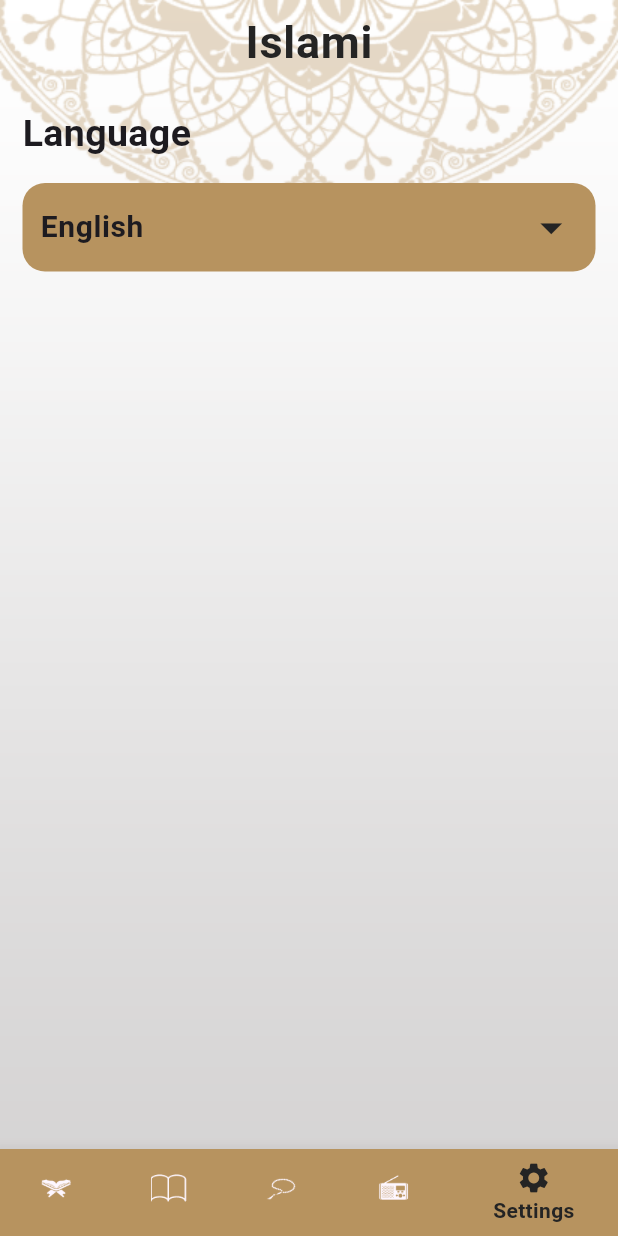
After one commit to Teva902/islami_app, a Flutter app: the screen it shows after launch, item 5 of the bottom bar chosen, on a phone screen of 412 x 824 dp. The commit adds this screen. Run offline on Flutter 3.47's test engine with Material 3 defaults, Android fonts, the phone set to English and light mode, and no system bars; generated files the repository leaves out were written again.

Commit message:
Added localization to app .

```diff
--- /dev/null
+++ b/l10n.yaml
@@ -0,0 +1,3 @@
+arb-dir: lib/l10n
+template-arb-file: app_en.arb
+output-localization-file: app_localizations.dart
--- a/lib/home/hadeth/hadeth_tab.dart
+++ b/lib/home/hadeth/hadeth_tab.dart
@@ -1,5 +1,6 @@
 import 'package:flutter/material.dart';
 import 'package:flutter/services.dart';
+import 'package:flutter_gen/gen_l10n/app_localizations.dart';
 import 'package:islami_app/app_colors.dart';
 import 'package:islami_app/home/hadeth/item_hadeth_name.dart';
 
@@ -17,7 +18,7 @@ class HadethTab extends StatelessWidget {
           thickness: 3,
         ),
         Text(
-          'Hadeth Name',
+          AppLocalizations.of(context)!.hadeth_name,
           style: Theme.of(context).textTheme.bodyMedium,
         ),
         Divider(
--- a/lib/home/home_screen.dart
+++ b/lib/home/home_screen.dart
@@ -1,8 +1,10 @@
 import 'package:flutter/material.dart';
+import 'package:flutter_gen/gen_l10n/app_localizations.dart';
 import 'package:islami_app/home/hadeth/hadeth_tab.dart';
 import 'package:islami_app/home/quran/quran_tab.dart';
 import 'package:islami_app/home/radio/radio_tab.dart';
 import 'package:islami_app/home/sebha/sebha_tab.dart';
+import 'package:islami_app/home/settings/settings_tab.dart';
 
 class HomeScreen extends StatefulWidget {
   static const String routeName = 'home';
@@ -27,7 +29,7 @@ class _HomeScreenState extends State<HomeScreen> {
         Scaffold(
           appBar: AppBar(
             title: Text(
-              'Islami',
+              AppLocalizations.of(context)!.app_title,
               style: Theme.of(context).textTheme.bodyLarge,
             ),
           ),
@@ -43,17 +45,20 @@ class _HomeScreenState extends State<HomeScreen> {
               items: [
                 BottomNavigationBarItem(
                     icon: ImageIcon(AssetImage('assets/images/icon_quran.png')),
-                    label: 'Quran'),
+                    label: AppLocalizations.of(context)!.quran),
                 BottomNavigationBarItem(
                     icon:
                         ImageIcon(AssetImage('assets/images/icon_hadeth.png')),
-                    label: 'Hadeth'),
+                    label: AppLocalizations.of(context)!.hadeth),
                 BottomNavigationBarItem(
                     icon: ImageIcon(AssetImage('assets/images/icon_sebha.png')),
-                    label: 'Sebha'),
+                    label: AppLocalizations.of(context)!.sebha),
                 BottomNavigationBarItem(
                     icon: ImageIcon(AssetImage('assets/images/icon_radio.png')),
-                    label: 'Radio'),
+                    label: AppLocalizations.of(context)!.radio),
+                BottomNavigationBarItem(
+                    icon: Icon(Icons.settings),
+                    label: AppLocalizations.of(context)!.settings),
               ],
             ),
           ),
@@ -63,5 +68,11 @@ class _HomeScreenState extends State<HomeScreen> {
     );
   }
 
-  List<Widget> tabs = [QuranTab(), HadethTab(), SebhaTab(), RadioTab()];
+  List<Widget> tabs = [
+    QuranTab(),
+    HadethTab(),
+    SebhaTab(),
+    RadioTab(),
+    SettingsTab()
+  ];
 }
--- a/lib/home/quran/quran_tab.dart
+++ b/lib/home/quran/quran_tab.dart
@@ -1,7 +1,7 @@
 import 'package:flutter/material.dart';
+import 'package:flutter_gen/gen_l10n/app_localizations.dart';
 import 'package:islami_app/app_colors.dart';
 import 'package:islami_app/home/quran/item_sura_name.dart';
-
 class QuranTab extends StatelessWidget {
   List<String> names = [
     "Al-Fatihah",
@@ -233,7 +233,7 @@ class QuranTab extends StatelessWidget {
         ),
         Row(mainAxisAlignment: MainAxisAlignment.spaceEvenly, children: [
           Text(
-            'Sura Name',
+            AppLocalizations.of(context)!.sura_name,
             style: Theme.of(context).textTheme.bodyMedium,
           ),
           VerticalDivider(
@@ -241,7 +241,7 @@ class QuranTab extends StatelessWidget {
             thickness: 3,
           ),
           Text(
-            'Ayat Number',
+            AppLocalizations.of(context)!.ayat_number,
             style: Theme.of(context).textTheme.bodyMedium,
           ),
         ]),
--- /dev/null
+++ b/lib/home/settings/settings_tab.dart
@@ -0,0 +1,65 @@
+import 'package:flutter/material.dart';
+import 'package:flutter_gen/gen_l10n/app_localizations.dart';
+import 'package:islami_app/home/settings/language_buttom_sheet.dart';
+import 'package:islami_app/providers/app_config_provider.dart';
+import 'package:provider/provider.dart';
+
+import '../../app_colors.dart';
+
+class SettingsTab extends StatefulWidget {
+  @override
+  State<SettingsTab> createState() => _SettingsTabState();
+}
+
+class _SettingsTabState extends State<SettingsTab> {
+  @override
+  Widget build(BuildContext context) {
+    var provider = Provider.of<AppConfigProvider>(context);
+    return Container(
+      margin: EdgeInsets.all(15),
+      child: Column(
+        crossAxisAlignment: CrossAxisAlignment.stretch,
+        children: [
+          Text(
+            AppLocalizations.of(context)!.language,
+            style: Theme.of(context).textTheme.bodyMedium,
+          ),
+          SizedBox(
+            height: 15,
+          ),
+          InkWell(
+            onTap: () {
+              showLanguageButtonSheet();
+            },
+            child: Container(
+              padding: EdgeInsets.all(12),
+              decoration: BoxDecoration(
+                  borderRadius: BorderRadius.circular(15),
+                  color: AppColors.primaryLightColor),
+              child: Row(
+                mainAxisAlignment: MainAxisAlignment.spaceBetween,
+                children: [
+                  Text(
+                    provider.appLanguage == 'en'
+                        ? AppLocalizations.of(context)!.english
+                        : AppLocalizations.of(context)!.arabic,
+                    style: Theme.of(context).textTheme.bodySmall,
+                  ),
+                  Icon(
+                    Icons.arrow_drop_down,
+                    size: 35,
+                  )
+                ],
+              ),
+            ),
+          )
+        ],
+      ),
+    );
+  }
+
+  void showLanguageButtonSheet() {
+    showModalBottomSheet(
+        context: context, builder: (cotext) => LanguageButtomSheet());
+  }
+}
--- /dev/null
+++ b/lib/l10n/app_ar.arb
@@ -0,0 +1,15 @@
+{
+"app_title":"إسلامي",
+"sura_name":"اسم السوره",
+"hadeth_name":"اسم الحديث",
+"quran":"القرأن",
+"hadeth":"الحديث",
+"sebha":"السبحة",
+"radio":"الراديو",
+"settings":"الاعدادت",
+"ayat_number":"عدد الايات",
+"language":"الغه",
+"arabic":"العربية",
+"english":"الانجليزية"
+
+}
--- /dev/null
+++ b/lib/l10n/app_en.arb
@@ -0,0 +1,15 @@
+{
+"app_title":"Islami",
+"sura_name":"Sura name",
+"ayat_number":"Ayat Numbers",
+"hadeth_name":"Hadeth name",
+"quran":"Quran",
+"hadeth":"Hadeth",
+"sebha":"Sebha",
+"radio":"Radio",
+"settings":"Settings",
+"language":"Language",
+"arabic":"Arabic",
+"english":"English"
+
+}
--- a/lib/main.dart
+++ b/lib/main.dart
@@ -1,11 +1,15 @@
 import 'package:flutter/material.dart';
+import 'package:flutter_gen/gen_l10n/app_localizations.dart';
 import 'package:islami_app/home/hadeth/hadeth_details_screen.dart';
 import 'package:islami_app/home/home_screen.dart';
 import 'package:islami_app/home/quran/sura_details_screen.dart';
 import 'package:islami_app/my_theme_data.dart';
+import 'package:islami_app/providers/app_config_provider.dart';
+import 'package:provider/provider.dart';
 
 void main() {
-  runApp(MyApp());
+  runApp(ChangeNotifierProvider(
+      create: (context) => AppConfigProvider(), child: MyApp()));
 }
 
 class MyApp extends StatelessWidget {
@@ -13,14 +17,18 @@ class MyApp extends StatelessWidget {
 
   @override
   Widget build(BuildContext context) {
+    var provider = Provider.of<AppConfigProvider>(context);
     return MaterialApp(
-      debugShowCheckedModeBanner: false,
-      initialRoute: HomeScreen.routeName,
-      routes: {
+        debugShowCheckedModeBanner: false,
+        initialRoute: HomeScreen.routeName,
+        routes: {
           HomeScreen.routeName: (context) => HomeScreen(),
           SuraDetailsScreen.routeName: (context) => SuraDetailsScreen(),
           HadethDetailsScreen.routeName: (context) => HadethDetailsScreen(),
         },
+        localizationsDelegates: AppLocalizations.localizationsDelegates,
+        supportedLocales: AppLocalizations.supportedLocales,
+        locale: Locale(provider.appLanguage),
         theme: MyThemeData.lightMode);
   }
 }
--- /dev/null
+++ b/lib/providers/app_config_provider.dart
@@ -0,0 +1,13 @@
+import 'package:flutter/material.dart';
+
+class AppConfigProvider extends ChangeNotifier {
+  String appLanguage = 'en';
+
+  void changeLanguage(String newLanguage) {
+    if (appLanguage == newLanguage) {
+      return;
+    }
+    appLanguage = newLanguage;
+    notifyListeners();
+  }
+}
```
Also changed, not shown: lib/home/settings/language_buttom_sheet.dart (added, +67 -0 lines), pubspec.yaml (+7 -0 lines), pubspec.lock.
